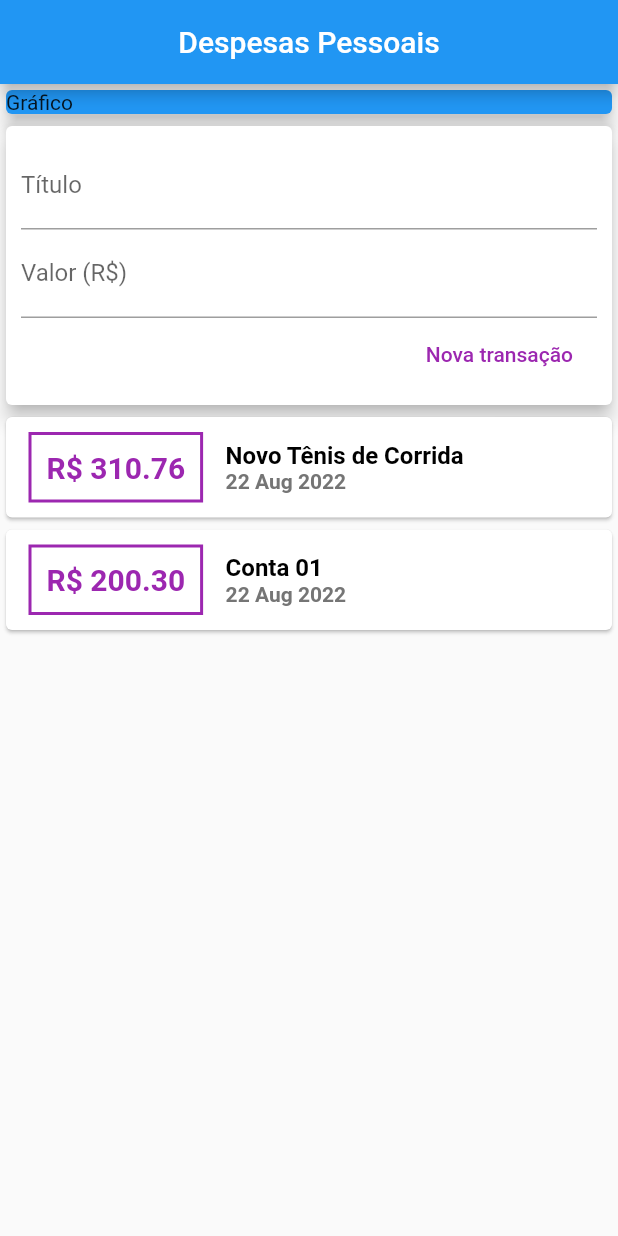
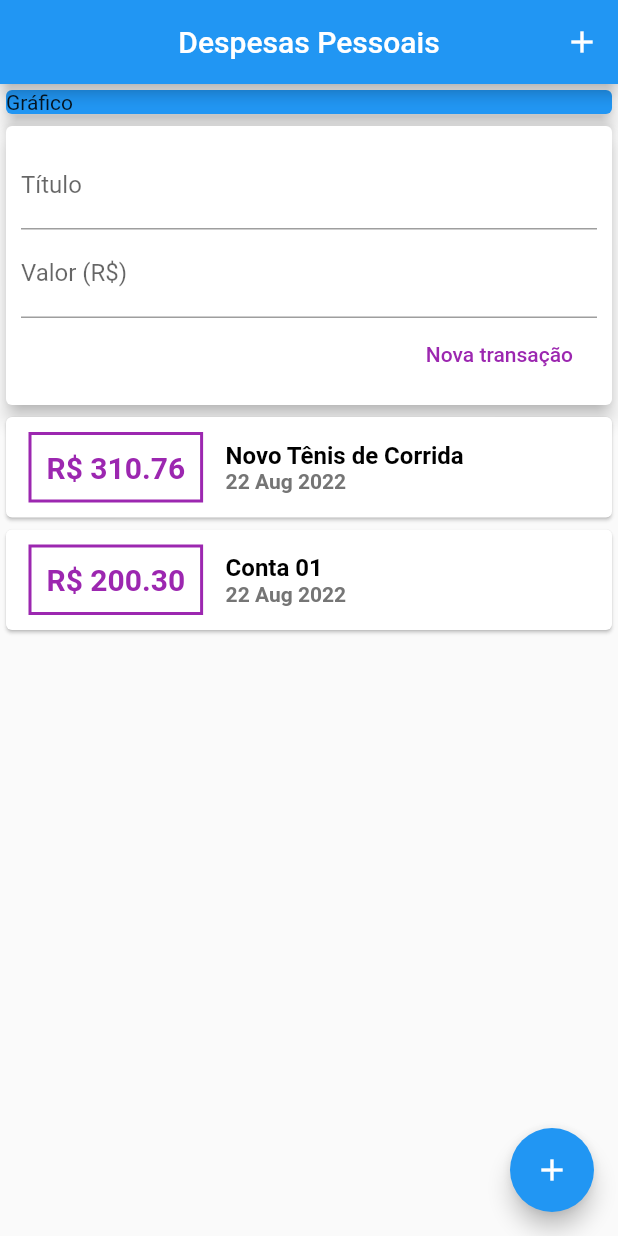
Before and after one commit to eugustavokeller/DevMobile, a Flutter app: the screen it shows after launch, on a phone screen of 412 x 824 dp. Run offline on Flutter 3.47's test engine with Material 2 defaults, Android fonts, the phone set to English and light mode, and no system bars.

Commit message:
Icon Button
For add button icon in transactions.

```diff
--- a/curso_flutter/expenses/lib/main.dart
+++ b/curso_flutter/expenses/lib/main.dart
@@ -19,6 +19,12 @@ class MyHomePage extends StatelessWidget {
       appBar: AppBar(
         centerTitle: true,
         title: Text('Despesas Pessoais'),
+        actions: <Widget>[
+          IconButton(
+            icon: Icon(Icons.add),
+            onPressed: () {},
+          )
+        ],
       ),
       body: SingleChildScrollView(
         child: Column(
@@ -35,6 +41,10 @@ class MyHomePage extends StatelessWidget {
           ],
         ),
       ),
+      floatingActionButton: FloatingActionButton(
+        child: Icon(Icons.add),
+        onPressed: () {},
+      ),
     );
   }
 }
```
